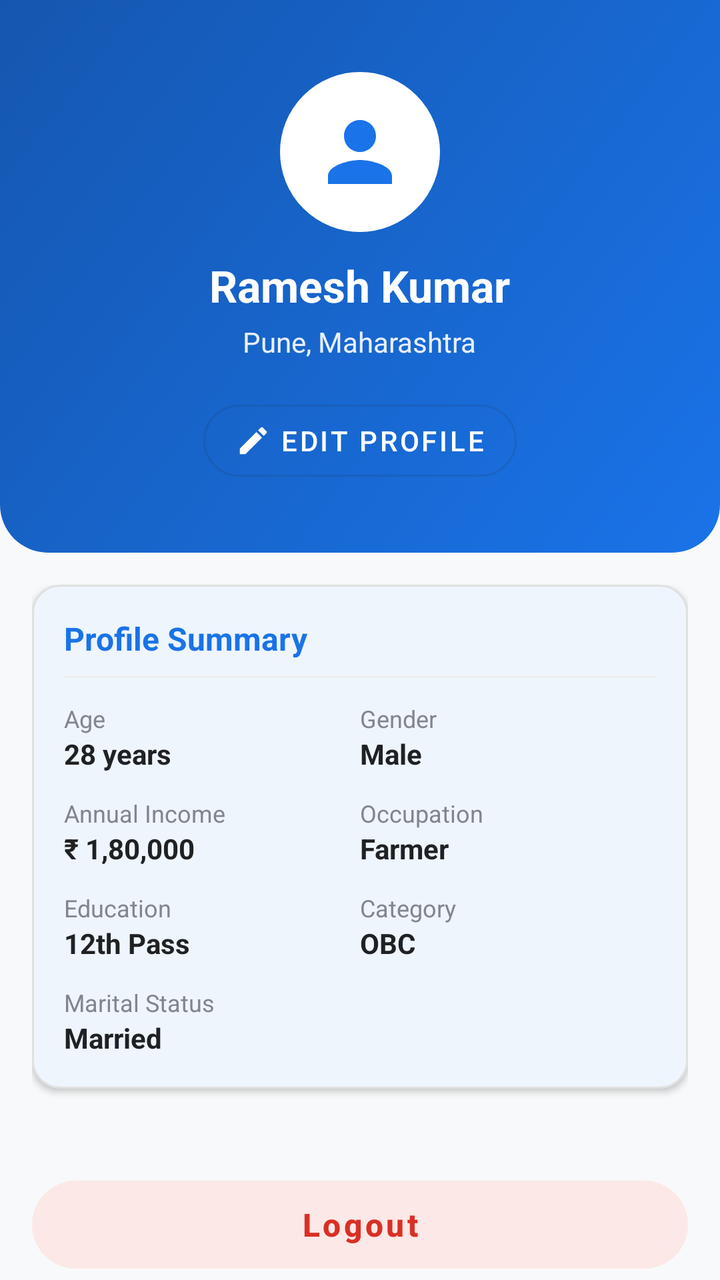
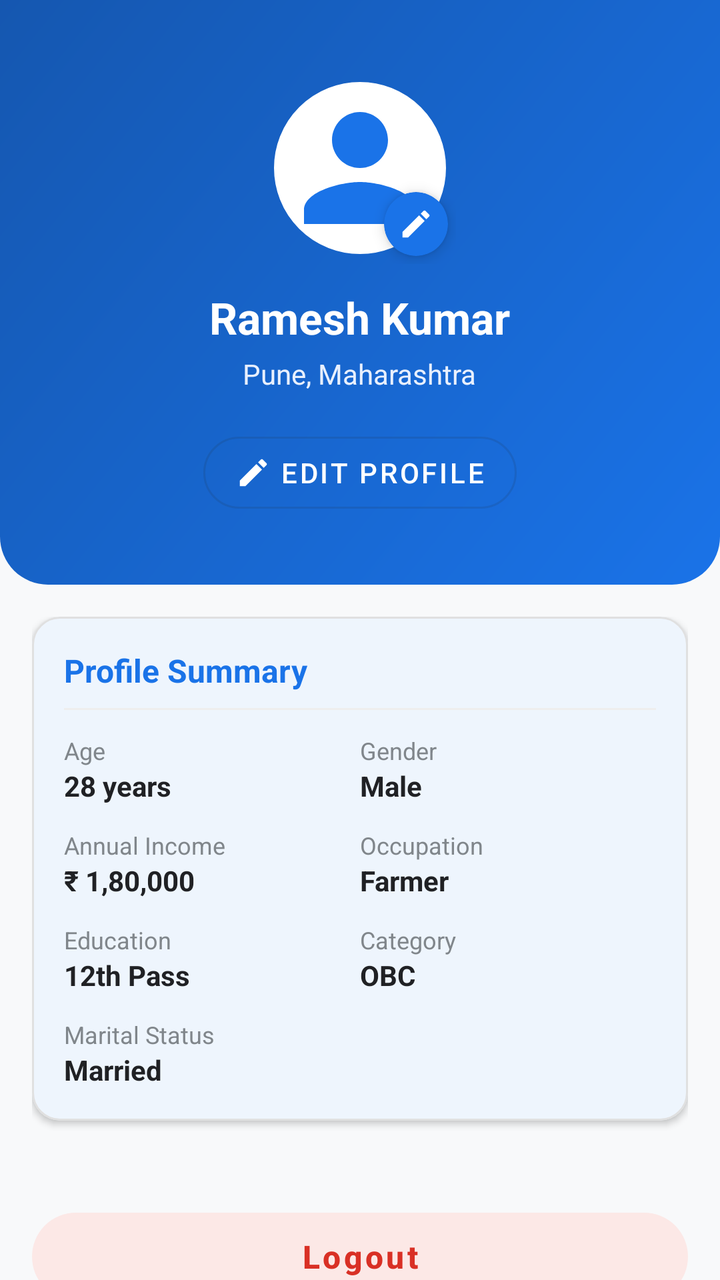

An Android layout rendered at two revisions. The XML below is the earlier revision; the diff shows what the commit changed to produce the second picture.
<!-- AndroidManifest.xml: application theme Theme.Yojnika -->
<!-- res/layout/fragment_profile.xml -->
<?xml version="1.0" encoding="utf-8"?>
<androidx.coordinatorlayout.widget.CoordinatorLayout xmlns:android="http://schemas.android.com/apk/res/android"
    xmlns:app="http://schemas.android.com/apk/res-auto"
    android:layout_width="match_parent"
    android:layout_height="match_parent"
    android:background="@color/background">

    <androidx.core.widget.NestedScrollView
        android:layout_width="match_parent"
        android:layout_height="match_parent"
        android:fillViewport="true">

        <LinearLayout
            android:layout_width="match_parent"
            android:layout_height="wrap_content"
            android:orientation="vertical"
            android:paddingBottom="32dp">

            
            <LinearLayout
                android:layout_width="match_parent"
                android:layout_height="wrap_content"
                android:background="@drawable/bg_gradient_header"
                android:gravity="center"
                android:orientation="vertical"
                android:paddingStart="24dp"
                android:paddingTop="36dp"
                android:paddingEnd="24dp"
                android:paddingBottom="32dp">

                <ImageView
                    android:id="@+id/ivProfileAvatar"
                    android:layout_width="80dp"
                    android:layout_height="80dp"
                    android:background="@drawable/bg_avatar_circle"
                    android:backgroundTint="@color/white"
                    android:contentDescription="Profile Picture"
                    android:padding="16dp"
                    android:src="@drawable/ic_profile"
                    app:tint="@color/primary" />

                <TextView
                    android:id="@+id/tvProfileName"
                    android:layout_width="wrap_content"
                    android:layout_height="wrap_content"
                    android:layout_marginTop="12dp"
                    android:text="Ramesh Kumar"
                    android:textColor="@color/white"
                    android:textSize="22sp"
                    android:textStyle="bold" />

                <TextView
                    android:id="@+id/tvProfileLocation"
                    android:layout_width="wrap_content"
                    android:layout_height="wrap_content"
                    android:layout_marginTop="4dp"
                    android:text="Pune, Maharashtra"
                    android:textColor="@color/primary_light"
                    android:textSize="14sp" />

                <com.google.android.material.button.MaterialButton
                    android:id="@+id/btnEditProfileHeader"
                    style="@style/Widget.MaterialComponents.Button.OutlinedButton"
                    android:layout_width="wrap_content"
                    android:layout_height="wrap_content"
                    android:layout_marginTop="16dp"
                    android:strokeColor="@color/white"
                    android:text="@string/edit_profile"
                    android:textColor="@color/white"
                    app:cornerRadius="20dp"
                    app:icon="@drawable/ic_edit"
                    app:iconTint="@color/white" />

            </LinearLayout>

            <LinearLayout
                android:layout_width="match_parent"
                android:layout_height="wrap_content"
                android:orientation="vertical"
                android:padding="16dp">

                
                <com.google.android.material.card.MaterialCardView
                    android:layout_width="match_parent"
                    android:layout_height="wrap_content"
                    android:layout_marginBottom="16dp"
                    app:cardBackgroundColor="@color/surface"
                    app:cardCornerRadius="14dp"
                    app:cardElevation="2dp"
                    app:strokeColor="@color/card_stroke"
                    app:strokeWidth="1dp">

                    <LinearLayout
                        android:layout_width="match_parent"
                        android:layout_height="wrap_content"
                        android:orientation="vertical"
                        android:padding="16dp">

                        <TextView
                            android:layout_width="wrap_content"
                            android:layout_height="wrap_content"
                            android:text="Profile Summary"
                            android:textColor="@color/primary"
                            android:textSize="16sp"
                            android:textStyle="bold" />

                        <View
                            android:layout_width="match_parent"
                            android:layout_height="1dp"
                            android:layout_marginTop="8dp"
                            android:layout_marginBottom="12dp"
                            android:background="@color/divider" />

                        
                        <LinearLayout
                            android:layout_width="match_parent"
                            android:layout_height="wrap_content"
                            android:orientation="horizontal">

                            <LinearLayout
                                android:layout_width="0dp"
                                android:layout_height="wrap_content"
                                android:layout_weight="1"
                                android:orientation="vertical">

                                <TextView
                                    android:layout_width="wrap_content"
                                    android:layout_height="wrap_content"
                                    android:text="Age"
                                    android:textColor="@color/text_hint"
                                    android:textSize="12sp" />

                                <TextView
                                    android:id="@+id/tvSummaryAge"
                                    android:layout_width="wrap_content"
                                    android:layout_height="wrap_content"
                                    android:text="28 years"
                                    android:textColor="@color/text_primary"
                                    android:textSize="14sp"
                                    android:textStyle="bold" />
                            </LinearLayout>

                            <LinearLayout
                                android:layout_width="0dp"
                                android:layout_height="wrap_content"
                                android:layout_weight="1"
                                android:orientation="vertical">

                                <TextView
                                    android:layout_width="wrap_content"
                                    android:layout_height="wrap_content"
                                    android:text="Gender"
                                    android:textColor="@color/text_hint"
                                    android:textSize="12sp" />

                                <TextView
                                    android:id="@+id/tvSummaryGender"
                                    android:layout_width="wrap_content"
                                    android:layout_height="wrap_content"
                                    android:text="Male"
                                    android:textColor="@color/text_primary"
                                    android:textSize="14sp"
                                    android:textStyle="bold" />
                            </LinearLayout>

                        </LinearLayout>

                        
                        <LinearLayout
                            android:layout_width="match_parent"
                            android:layout_height="wrap_content"
                            android:layout_marginTop="12dp"
                            android:orientation="horizontal">

                            <LinearLayout
                                android:layout_width="0dp"
                                android:layout_height="wrap_content"
                                android:layout_weight="1"
                                android:orientation="vertical">

                                <TextView
                                    android:layout_width="wrap_content"
                                    android:layout_height="wrap_content"
                                    android:text="Annual Income"
                                    android:textColor="@color/text_hint"
                                    android:textSize="12sp" />

                                <TextView
                                    android:id="@+id/tvSummaryIncome"
                                    android:layout_width="wrap_content"
                                    android:layout_height="wrap_content"
                                    android:text="₹ 1,80,000"
                                    android:textColor="@color/text_primary"
                                    android:textSize="14sp"
                                    android:textStyle="bold" />
                            </LinearLayout>

                            <LinearLayout
                                android:layout_width="0dp"
                                android:layout_height="wrap_content"
                                android:layout_weight="1"
                                android:orientation="vertical">

                                <TextView
                                    android:layout_width="wrap_content"
                                    android:layout_height="wrap_content"
                                    android:text="Occupation"
                                    android:textColor="@color/text_hint"
                                    android:textSize="12sp" />

                                <TextView
                                    android:id="@+id/tvSummaryOccupation"
                                    android:layout_width="wrap_content"
                                    android:layout_height="wrap_content"
                                    android:text="Farmer"
                                    android:textColor="@color/text_primary"
                                    android:textSize="14sp"
                                    android:textStyle="bold" />
                            </LinearLayout>

                        </LinearLayout>

                        
                        <LinearLayout
                            android:layout_width="match_parent"
                            android:layout_height="wrap_content"
                            android:layout_marginTop="12dp"
                            android:orientation="horizontal">

                            <LinearLayout
                                android:layout_width="0dp"
                                android:layout_height="wrap_content"
                                android:layout_weight="1"
                                android:orientation="vertical">

                                <TextView
                                    android:layout_width="wrap_content"
                                    android:layout_height="wrap_content"
                                    android:text="Education"
                                    android:textColor="@color/text_hint"
                                    android:textSize="12sp" />

                                <TextView
                                    android:id="@+id/tvSummaryEducation"
                                    android:layout_width="wrap_content"
                                    android:layout_height="wrap_content"
                                    android:text="12th Pass"
                                    android:textColor="@color/text_primary"
                                    android:textSize="14sp"
                                    android:textStyle="bold" />
                            </LinearLayout>

                            <LinearLayout
                                android:layout_width="0dp"
                                android:layout_height="wrap_content"
                                android:layout_weight="1"
                                android:orientation="vertical">

                                <TextView
                                    android:layout_width="wrap_content"
                                    android:layout_height="wrap_content"
                                    android:text="Category"
                                    android:textColor="@color/text_hint"
                                    android:textSize="12sp" />

                                <TextView
                                    android:id="@+id/tvSummaryCategory"
                                    android:layout_width="wrap_content"
                                    android:layout_height="wrap_content"
                                    android:text="OBC"
                                    android:textColor="@color/text_primary"
                                    android:textSize="14sp"
                                    android:textStyle="bold" />
                            </LinearLayout>

                        </LinearLayout>

                        
                        <LinearLayout
                            android:layout_width="match_parent"
                            android:layout_height="wrap_content"
                            android:layout_marginTop="12dp"
                            android:orientation="horizontal">

                            <LinearLayout
                                android:layout_width="0dp"
                                android:layout_height="wrap_content"
                                android:layout_weight="1"
                                android:orientation="vertical">

                                <TextView
                                    android:layout_width="wrap_content"
                                    android:layout_height="wrap_content"
                                    android:text="Marital Status"
                                    android:textColor="@color/text_hint"
                                    android:textSize="12sp" />

                                <TextView
                                    android:id="@+id/tvSummaryMarital"
                                    android:layout_width="wrap_content"
                                    android:layout_height="wrap_content"
                                    android:text="Married"
                                    android:textColor="@color/text_primary"
                                    android:textSize="14sp"
                                    android:textStyle="bold" />
                            </LinearLayout>

                        </LinearLayout>

                    </LinearLayout>
                </com.google.android.material.card.MaterialCardView>



                
                <com.google.android.material.button.MaterialButton
                    android:id="@+id/btnLogout"
                    style="@style/Widget.MaterialComponents.Button.UnelevatedButton"
                    android:layout_width="match_parent"
                    android:layout_height="56dp"
                    android:layout_marginTop="24dp"
                    android:layout_marginBottom="16dp"
                    android:text="@string/logout_button"
                    android:textColor="@color/error"
                    android:textAllCaps="false"
                    android:textStyle="bold"
                    android:textSize="16sp"
                    app:backgroundTint="@color/error_bg"
                    app:cornerRadius="28dp"
                    app:iconGravity="textStart"
                    app:iconPadding="12dp"
                    app:iconTint="@color/error"
                    app:rippleColor="@color/error" />

            </LinearLayout>

        </LinearLayout>
    </androidx.core.widget.NestedScrollView>

</androidx.coordinatorlayout.widget.CoordinatorLayout>
<!-- resources referenced by this layout -->
<resources>
  <color name="background">#F8F9FA</color>
  <color name="card_stroke">#E0E0E0</color>
  <color name="divider">#EEEEEE</color>
  <color name="error">#D93025</color>
  <color name="error_bg">#FCE8E6</color>
  <color name="primary">#1A73E8</color>
  <color name="primary_light">#E8F0FE</color>
  <color name="surface">#FFFFFF</color>
  <color name="text_hint">#80868B</color>
  <color name="text_primary">#202124</color>
  <color name="white">#FFFFFF</color>
  <!-- drawable bg_avatar_circle (drawable) -->
  <?xml version="1.0" encoding="utf-8"?>
  <shape xmlns:android="http://schemas.android.com/apk/res/android"
      android:shape="oval">
      <solid android:color="@color/primary_light" />
      <stroke
          android:width="2dp"
          android:color="@color/primary" />
  </shape>
  <!-- drawable bg_gradient_header (drawable) -->
  <?xml version="1.0" encoding="utf-8"?>
  <shape xmlns:android="http://schemas.android.com/apk/res/android"
      android:shape="rectangle">
      <gradient
          android:angle="135"
          android:startColor="#1A73E8"
          android:endColor="#1557B0"
          android:type="linear" />
      <corners
          android:bottomLeftRadius="24dp"
          android:bottomRightRadius="24dp" />
  </shape>
  <!-- drawable ic_edit (drawable) -->
  <?xml version="1.0" encoding="utf-8"?>
  <vector xmlns:android="http://schemas.android.com/apk/res/android"
      android:width="24dp"
      android:height="24dp"
      android:viewportWidth="24"
      android:viewportHeight="24">
      <path
          android:fillColor="#FF1A73E8"
          android:pathData="M3,17.25V21h3.75L17.81,9.94l-3.75,-3.75L3,17.25zM20.71,7.04c0.39,-0.39 0.39,-1.02 0,-1.41l-2.34,-2.34c-0.39,-0.39 -1.02,-0.39 -1.41,0l-1.83,1.83 3.75,3.75 1.83,-1.83z" />
  </vector>
  <!-- drawable ic_profile (drawable) -->
  <?xml version="1.0" encoding="utf-8"?>
  <vector xmlns:android="http://schemas.android.com/apk/res/android"
      android:width="24dp"
      android:height="24dp"
      android:viewportWidth="24"
      android:viewportHeight="24">
      <path
          android:fillColor="#FF000000"
          android:pathData="M12,12c2.21,0 4,-1.79 4,-4s-1.79,-4 -4,-4 -4,1.79 -4,4 1.79,4 4,4zm0,2c-2.67,0 -8,1.34 -8,4v2h16v-2c0,-2.66 -5.33,-4 -8,-4z" />
  </vector>
  <string name="edit_profile">Edit Profile</string>
  <string name="logout_button">Logout </string>
  <style name="Theme.Yojnika" parent="Theme.Material3.DayNight.NoActionBar">
          
          <item name="colorPrimary">@color/primary</item>
          <item name="colorPrimaryVariant">@color/primary_dark</item>
          <item name="colorOnPrimary">@color/on_primary</item>
  
          
          <item name="colorSecondary">@color/secondary</item>
          <item name="colorSecondaryVariant">@color/secondary_dark</item>
          <item name="colorOnSecondary">@color/on_secondary</item>
  
          
          <item name="android:statusBarColor">@color/primary</item>
          <item name="android:windowLightStatusBar" tools:targetApi="m">false</item>
          <item name="android:navigationBarColor">@color/surface</item>
          <item name="android:windowLightNavigationBar" tools:targetApi="o_mr1">true</item>
  
          
          <item name="android:windowBackground">@color/background</item>
          <item name="colorSurface">@color/surface</item>
          <item name="colorOnSurface">@color/text_primary</item>
      </style>
  <color name="primary_dark">#1557B0</color>
  <color name="on_primary">#FFFFFF</color>
  <color name="secondary">#34A853</color>
  <color name="secondary_dark">#1E8E3E</color>
  <color name="on_secondary">#FFFFFF</color>
</resources>

<!-- the commit's change to res/layout/fragment_profile.xml (unified diff, before → after) -->
@@ -28,16 +28,48 @@
                 android:paddingEnd="24dp"
                 android:paddingBottom="32dp">
 
-                <ImageView
-                    android:id="@+id/ivProfileAvatar"
-                    android:layout_width="80dp"
-                    android:layout_height="80dp"
-                    android:background="@drawable/bg_avatar_circle"
-                    android:backgroundTint="@color/white"
-                    android:contentDescription="Profile Picture"
-                    android:padding="16dp"
-                    android:src="@drawable/ic_profile"
-                    app:tint="@color/primary" />
+                <FrameLayout
+                    android:id="@+id/flProfileImageContainer"
+                    android:layout_width="96dp"
+                    android:layout_height="96dp"
+                    android:clickable="true"
+                    android:focusable="true"
+                    android:foreground="?attr/selectableItemBackgroundBorderless">
+
+                    <com.google.android.material.imageview.ShapeableImageView
+                        android:id="@+id/ivProfileAvatar"
+                        android:layout_width="88dp"
+                        android:layout_height="88dp"
+                        android:layout_gravity="center"
+                        android:background="@color/white"
+                        android:contentDescription="Profile Picture"
+                        android:padding="2dp"
+                        android:scaleType="centerCrop"
+                        android:src="@drawable/ic_profile"
+                        app:shapeAppearanceOverlay="@style/ShapeAppearance.Yojnika.Circle"
+                        app:strokeColor="@color/white"
+                        app:strokeWidth="2dp"
+                        app:tint="@color/primary" />
+
+                    <com.google.android.material.card.MaterialCardView
+                        android:layout_width="32dp"
+                        android:layout_height="32dp"
+                        android:layout_gravity="bottom|end"
+                        android:layout_marginEnd="4dp"
+                        android:layout_marginBottom="4dp"
+                        app:cardBackgroundColor="@color/primary"
+                        app:cardCornerRadius="16dp"
+                        app:cardElevation="4dp"
+                        app:strokeWidth="0dp">
+
+                        <ImageView
+                            android:layout_width="18dp"
+                            android:layout_height="18dp"
+                            android:layout_gravity="center"
+                            android:src="@drawable/ic_edit"
+                            app:tint="@color/white" />
+                    </com.google.android.material.card.MaterialCardView>
+                </FrameLayout>
 
                 <TextView
                     android:id="@+id/tvProfileName"
<!-- resource entries referenced after the edit -->
@@ -11,15 +11,6 @@
   <color name="text_hint">#80868B</color>
   <color name="text_primary">#202124</color>
   <color name="white">#FFFFFF</color>
-  <!-- drawable bg_avatar_circle (drawable) -->
-  <?xml version="1.0" encoding="utf-8"?>
-  <shape xmlns:android="http://schemas.android.com/apk/res/android"
-      android:shape="oval">
-      <solid android:color="@color/primary_light" />
-      <stroke
-          android:width="2dp"
-          android:color="@color/primary" />
-  </shape>
   <!-- drawable bg_gradient_header (drawable) -->
   <?xml version="1.0" encoding="utf-8"?>
   <shape xmlns:android="http://schemas.android.com/apk/res/android"
@@ -57,6 +48,9 @@
   </vector>
   <string name="edit_profile">Edit Profile</string>
   <string name="logout_button">Logout </string>
+  <style name="ShapeAppearance.Yojnika.Circle" parent="">
+          <item name="cornerSize">50%</item>
+      </style>
   <style name="Theme.Yojnika" parent="Theme.Material3.DayNight.NoActionBar">
           
           <item name="colorPrimary">@color/primary</item>
